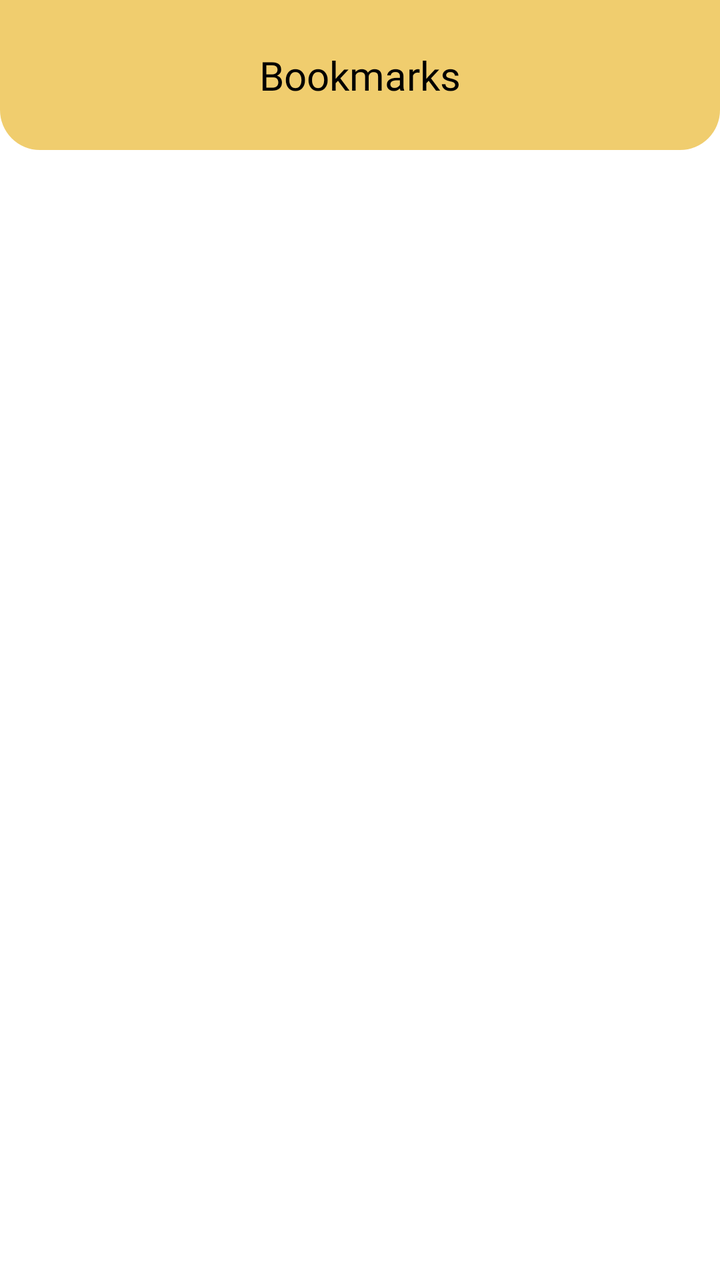
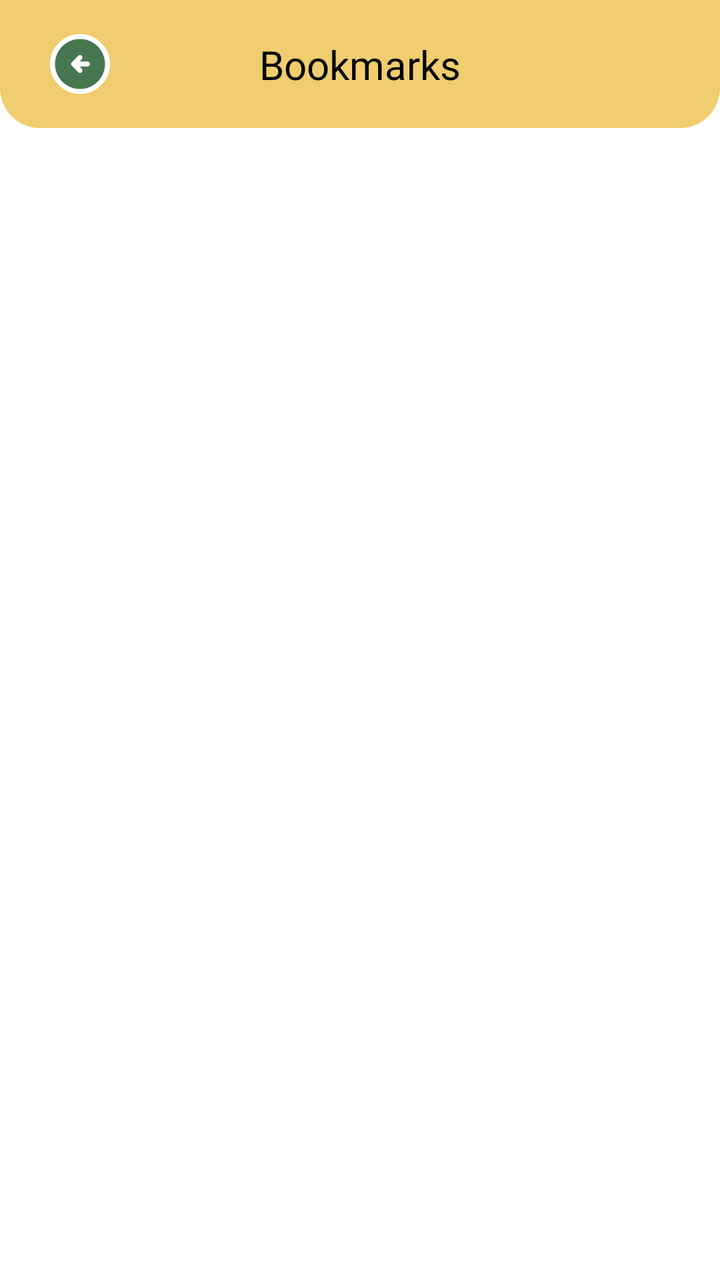

Before-and-after screenshots of an Android layout around one commit, followed by the original layout XML and the change that was made.
<!-- AndroidManifest.xml: application theme Theme.SortItJSON -->
<!-- res/layout/fragment_bookmark.xml -->
<?xml version="1.0" encoding="utf-8"?>
<LinearLayout xmlns:android="http://schemas.android.com/apk/res/android"
    android:layout_width="match_parent"
    android:layout_height="match_parent"
    android:orientation="vertical"
    android:background="#FFFFFF">

    
    <LinearLayout
        android:layout_width="match_parent"
        android:layout_height="wrap_content"
        android:minHeight="75dp"
        android:paddingHorizontal="20dp"
        android:paddingVertical="12dp"
        android:background="@drawable/yellow_header_page"
        android:gravity="center">

        <TextView
            android:layout_width="wrap_content"
            android:layout_height="wrap_content"
            android:text="Bookmarks"
            android:textColor="#000000"
            android:textSize="20sp"
            android:fontFamily="@font/montserrat_bold"/>
    </LinearLayout>

    <androidx.recyclerview.widget.RecyclerView
        android:id="@+id/recyclerViewBookmarked"
        android:layout_width="match_parent"
        android:layout_height="match_parent"/>

</LinearLayout>
<!-- resources referenced by this layout -->
<resources>
  <!-- drawable yellow_header_page (drawable) -->
  <shape xmlns:android="http://schemas.android.com/apk/res/android">
      <solid android:color="#F0CD6E"/>
  
      <corners
          android:bottomLeftRadius="20dp"
          android:bottomRightRadius="20dp"/>
  </shape>
  <style name="Theme.SortItJSON" parent="Base.Theme.SortItJSON" />
  <style name="Base.Theme.SortItJSON" parent="Theme.Material3.DayNight.NoActionBar">
          
          <item name="colorPrimary">@color/darkgreen</item>
      </style>
  <color name="darkgreen">#467750</color>
</resources>

<!-- the commit's change to res/layout/fragment_bookmark.xml (unified diff, before → after) -->
@@ -1,28 +1,49 @@
 <?xml version="1.0" encoding="utf-8"?>
-<LinearLayout xmlns:android="http://schemas.android.com/apk/res/android"
+<LinearLayout
+    xmlns:android="http://schemas.android.com/apk/res/android"
+    xmlns:app="http://schemas.android.com/apk/res-auto"
     android:layout_width="match_parent"
     android:layout_height="match_parent"
     android:orientation="vertical"
     android:background="#FFFFFF">
 
     
-    <LinearLayout
+    <androidx.constraintlayout.widget.ConstraintLayout
         android:layout_width="match_parent"
         android:layout_height="wrap_content"
-        android:minHeight="75dp"
+        android:minHeight="60dp"
         android:paddingHorizontal="20dp"
         android:paddingVertical="12dp"
-        android:background="@drawable/yellow_header_page"
-        android:gravity="center">
+        android:background="@drawable/yellow_header_page">
 
+        
+        <ImageButton
+            android:id="@+id/btnBack"
+            android:layout_width="40dp"
+            android:layout_height="40dp"
+            android:background="@android:color/transparent"
+            android:contentDescription="Back"
+            android:padding="8dp"
+            android:src="@drawable/button_green_backward"
+            app:layout_constraintStart_toStartOf="parent"
+            app:layout_constraintTop_toTopOf="parent"
+            app:layout_constraintBottom_toBottomOf="parent"/>
+
+        
         <TextView
+            android:id="@+id/title"
             android:layout_width="wrap_content"
             android:layout_height="wrap_content"
             android:text="Bookmarks"
             android:textColor="#000000"
             android:textSize="20sp"
-            android:fontFamily="@font/montserrat_bold"/>
-    </LinearLayout>
+            android:fontFamily="@font/montserrat_bold"
+            app:layout_constraintStart_toStartOf="parent"
+            app:layout_constraintEnd_toEndOf="parent"
+            app:layout_constraintTop_toTopOf="parent"
+            app:layout_constraintBottom_toBottomOf="parent"/>
+
+    </androidx.constraintlayout.widget.ConstraintLayout>
 
     <androidx.recyclerview.widget.RecyclerView
         android:id="@+id/recyclerViewBookmarked"
<!-- resource entries referenced after the edit -->
@@ -1,5 +1,18 @@
 <!-- resources referenced by this layout -->
 <resources>
+  <!-- drawable button_green_backward (drawable) -->
+  <vector xmlns:android="http://schemas.android.com/apk/res/android"
+      android:width="30dp"
+      android:height="30dp"
+      android:viewportWidth="24"
+      android:viewportHeight="24">
+    <path
+        android:pathData="M24,12C24,18.627 18.627,24 12,24C5.373,24 0,18.627 0,12C0,5.373 5.373,0 12,0C18.627,0 24,5.373 24,12Z"
+        android:fillColor="#ffffff"/>
+    <path
+        android:pathData="M11.8,13H15C15.283,13 15.521,12.904 15.712,12.712C15.904,12.521 16,12.283 16,12C16,11.717 15.904,11.479 15.712,11.288C15.521,11.096 15.283,11 15,11H11.8L12.7,10.1C12.883,9.917 12.975,9.683 12.975,9.4C12.975,9.117 12.883,8.883 12.7,8.7C12.517,8.517 12.283,8.425 12,8.425C11.717,8.425 11.483,8.517 11.3,8.7L8.7,11.3C8.5,11.5 8.4,11.733 8.4,12C8.4,12.267 8.5,12.5 8.7,12.7L11.3,15.3C11.483,15.483 11.717,15.575 12,15.575C12.283,15.575 12.517,15.483 12.7,15.3C12.883,15.117 12.975,14.883 12.975,14.6C12.975,14.317 12.883,14.083 12.7,13.9L11.8,13ZM12,22C10.617,22 9.317,21.737 8.1,21.212C6.883,20.688 5.825,19.975 4.925,19.075C4.025,18.175 3.313,17.117 2.787,15.9C2.263,14.683 2,13.383 2,12C2,10.617 2.263,9.317 2.787,8.1C3.313,6.883 4.025,5.825 4.925,4.925C5.825,4.025 6.883,3.313 8.1,2.787C9.317,2.263 10.617,2 12,2C13.383,2 14.683,2.263 15.9,2.787C17.117,3.313 18.175,4.025 19.075,4.925C19.975,5.825 20.688,6.883 21.212,8.1C21.737,9.317 22,10.617 22,12C22,13.383 21.737,14.683 21.212,15.9C20.688,17.117 19.975,18.175 19.075,19.075C18.175,19.975 17.117,20.688 15.9,21.212C14.683,21.737 13.383,22 12,22Z"
+        android:fillColor="#467750"/>
+  </vector>
   <!-- drawable yellow_header_page (drawable) -->
   <shape xmlns:android="http://schemas.android.com/apk/res/android">
       <solid android:color="#F0CD6E"/>
